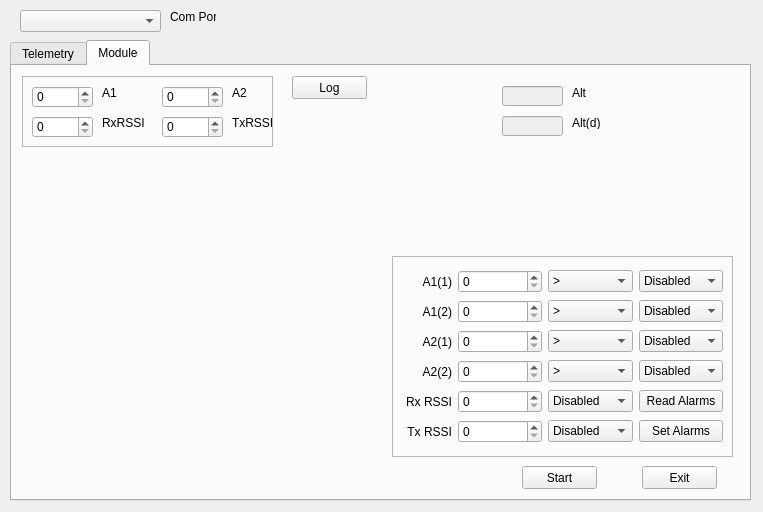
This is eepe/common/telemetryDialog.ui in MikeBland/mbtx as Qt 5 draws it before an edit. The edited form follows.
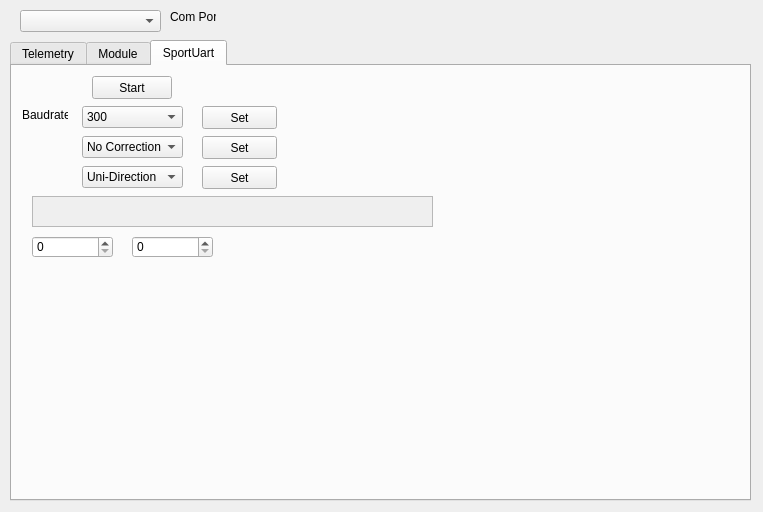
This is the edited form.

Diff of the .ui file:
```diff
--- a/eepe/common/telemetryDialog.ui
+++ b/eepe/common/telemetryDialog.ui
@@ -23,7 +23,7 @@
     </rect>
    </property>
    <property name="currentIndex">
-    <number>1</number>
+    <number>2</number>
    </property>
    <widget class="QWidget" name="Telemetry">
     <attribute name="title">
@@ -769,6 +769,189 @@
      </property>
     </widget>
    </widget>
+   <widget class="QWidget" name="SportUart">
+    <attribute name="title">
+     <string>SportUart</string>
+    </attribute>
+    <widget class="QPushButton" name="startButtonUart">
+     <property name="geometry">
+      <rect>
+       <x>80</x>
+       <y>10</y>
+       <width>80</width>
+       <height>23</height>
+      </rect>
+     </property>
+     <property name="text">
+      <string>Start</string>
+     </property>
+    </widget>
+    <widget class="QSpinBox" name="spinBox">
+     <property name="geometry">
+      <rect>
+       <x>20</x>
+       <y>170</y>
+       <width>81</width>
+       <height>22</height>
+      </rect>
+     </property>
+    </widget>
+    <widget class="QSpinBox" name="spinBox_2">
+     <property name="geometry">
+      <rect>
+       <x>120</x>
+       <y>170</y>
+       <width>81</width>
+       <height>22</height>
+      </rect>
+     </property>
+    </widget>
+    <widget class="QPlainTextEdit" name="display">
+     <property name="enabled">
+      <bool>false</bool>
+     </property>
+     <property name="geometry">
+      <rect>
+       <x>20</x>
+       <y>130</y>
+       <width>401</width>
+       <height>31</height>
+      </rect>
+     </property>
+    </widget>
+    <widget class="QComboBox" name="BaudrateCB">
+     <property name="geometry">
+      <rect>
+       <x>70</x>
+       <y>40</y>
+       <width>101</width>
+       <height>22</height>
+      </rect>
+     </property>
+     <item>
+      <property name="text">
+       <string>300</string>
+      </property>
+     </item>
+     <item>
+      <property name="text">
+       <string>600</string>
+      </property>
+     </item>
+     <item>
+      <property name="text">
+       <string>1200</string>
+      </property>
+     </item>
+     <item>
+      <property name="text">
+       <string>2400</string>
+      </property>
+     </item>
+     <item>
+      <property name="text">
+       <string>4800</string>
+      </property>
+     </item>
+     <item>
+      <property name="text">
+       <string>9600</string>
+      </property>
+     </item>
+    </widget>
+    <widget class="QLabel" name="label_18">
+     <property name="geometry">
+      <rect>
+       <x>10</x>
+       <y>41</y>
+       <width>46</width>
+       <height>16</height>
+      </rect>
+     </property>
+     <property name="text">
+      <string>Baudrate</string>
+     </property>
+    </widget>
+    <widget class="QComboBox" name="CorrectCB">
+     <property name="geometry">
+      <rect>
+       <x>70</x>
+       <y>70</y>
+       <width>101</width>
+       <height>22</height>
+      </rect>
+     </property>
+     <item>
+      <property name="text">
+       <string>No Correction</string>
+      </property>
+     </item>
+     <item>
+      <property name="text">
+       <string>Self Correction</string>
+      </property>
+     </item>
+    </widget>
+    <widget class="QComboBox" name="DirectionCB">
+     <property name="geometry">
+      <rect>
+       <x>70</x>
+       <y>100</y>
+       <width>101</width>
+       <height>22</height>
+      </rect>
+     </property>
+     <item>
+      <property name="text">
+       <string>Uni-Direction</string>
+      </property>
+     </item>
+     <item>
+      <property name="text">
+       <string>Bi-Direction</string>
+      </property>
+     </item>
+    </widget>
+    <widget class="QPushButton" name="SetBaud">
+     <property name="geometry">
+      <rect>
+       <x>190</x>
+       <y>40</y>
+       <width>75</width>
+       <height>23</height>
+      </rect>
+     </property>
+     <property name="text">
+      <string>Set</string>
+     </property>
+    </widget>
+    <widget class="QPushButton" name="SetCorrect">
+     <property name="geometry">
+      <rect>
+       <x>190</x>
+       <y>70</y>
+       <width>75</width>
+       <height>23</height>
+      </rect>
+     </property>
+     <property name="text">
+      <string>Set</string>
+     </property>
+    </widget>
+    <widget class="QPushButton" name="SetDirect">
+     <property name="geometry">
+      <rect>
+       <x>190</x>
+       <y>100</y>
+       <width>75</width>
+       <height>23</height>
+      </rect>
+     </property>
+     <property name="text">
+      <string>Set</string>
+     </property>
+    </widget>
+   </widget>
   </widget>
   <widget class="QComboBox" name="TelPortCB">
    <property name="geometry">
```
